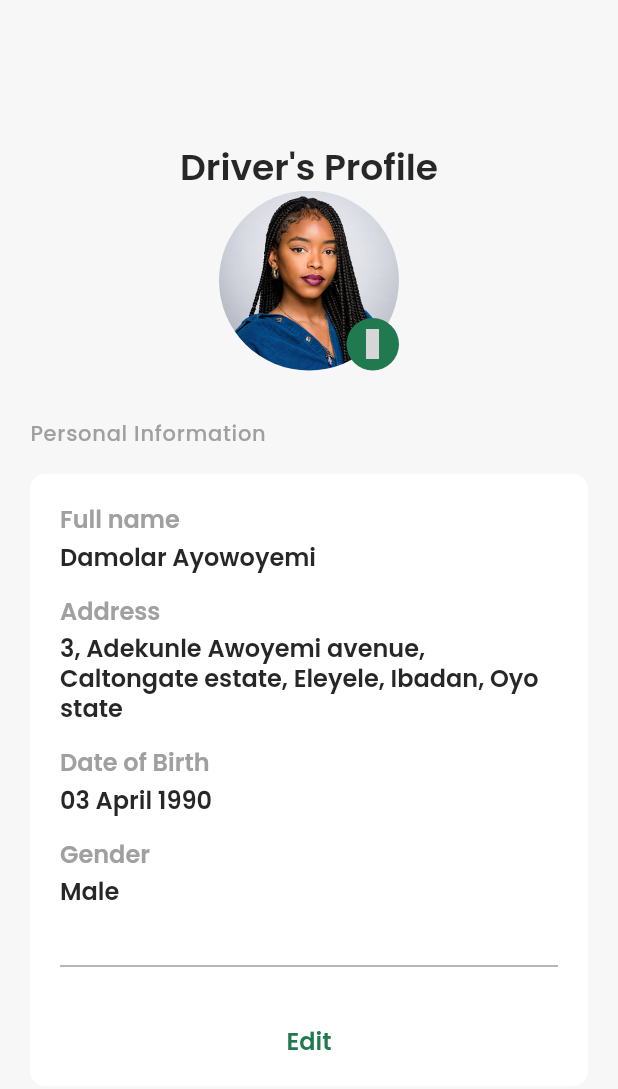
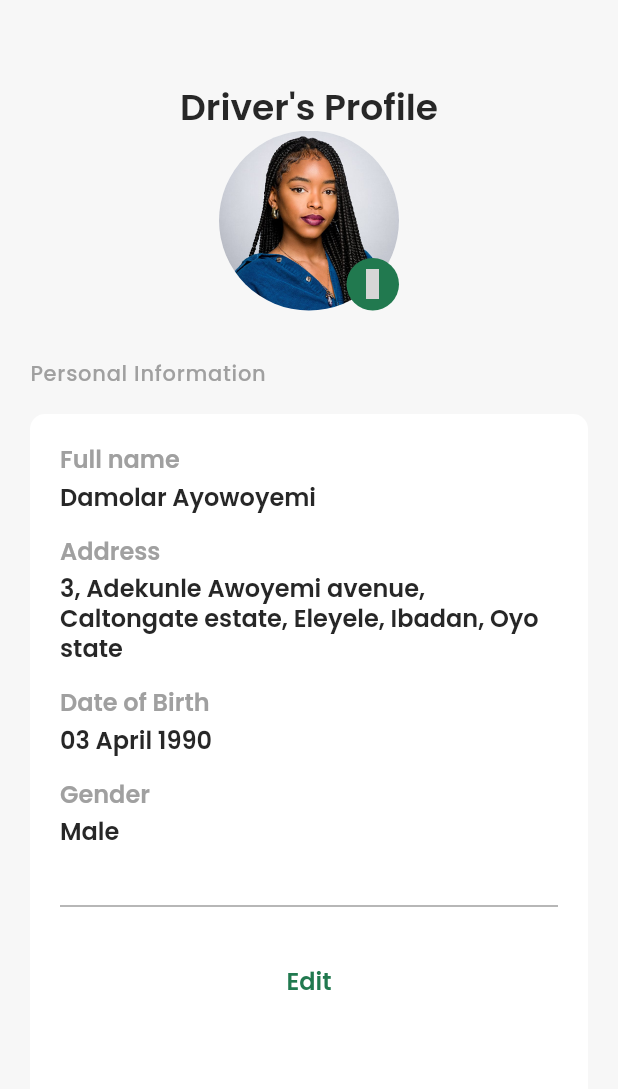
Before and after one commit to icowebagency/bglory_rides, a Flutter app: the ProfileScreen screen opened by its route, on a phone screen of 412 x 824 dp. Shown: the top 1089 px of the screen. Run offline on Flutter 3.47's test engine with Material 3 defaults, Android fonts, the phone set to English and light mode, and no system bars; our stand-ins replace flutter_riverpod, get, get_storage, go_router, google_maps_flutter, iconsax and 4 more; missing offline and left inert: animated_rating_stars, otp_text_field_v2; accounts and stored records are empty; project files that could hold a hidden picture were left out; grey boxes are pictures that could not be loaded.

Commit message:
driver profile one update

```diff
--- a/lib/features/driver/screens/home/profile/profile.dart
+++ b/lib/features/driver/screens/home/profile/profile.dart
@@ -28,7 +28,7 @@ class _ProfileScreenState extends State<ProfileScreen> {
         child: Padding(
           padding: const EdgeInsets.symmetric(
             horizontal: 20,
-            vertical: 40,
+            // vertical: 20,
           ),
           child: Column(
             crossAxisAlignment: CrossAxisAlignment.start,
@@ -39,6 +39,8 @@ class _ProfileScreenState extends State<ProfileScreen> {
                   style: Theme.of(context).textTheme.headlineMedium,
                 ),
               ),
+
+              /// Profile section
               Center(
                 child: Stack(
                   children: [
@@ -91,7 +93,8 @@ class _ProfileScreenState extends State<ProfileScreen> {
               const SizedBox(
                 height: TSizes.spaceBtwItems,
               ),
-              Container(
+              Expanded(
+                child: Container(
                   // height: height * 0.45,
                   width: width,
                   decoration: BoxDecoration(
@@ -177,12 +180,14 @@ class _ProfileScreenState extends State<ProfileScreen> {
                         Center(
                           child: Text(
                             TTexts.profileEdit,
-                          style: Theme.of(context).textTheme.titleLarge!.apply(
+                            style:
+                                Theme.of(context).textTheme.titleLarge!.apply(
                                       color: TColors.buttonPrimaryDeepGreen,
                                     ),
                           ),
                         ),
                       ],
+                    ),
                   ),
                 ),
               ),
```
Lines whose indentation alone changed are shown as unchanged.
